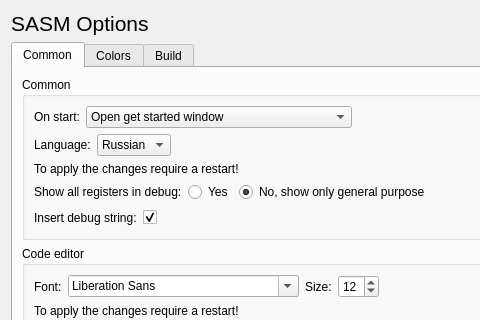
Dman95/SASM, file settings.ui: the form before one commit; both pictures show x 0 to 480 and y 0 to 320 of the 743 by 494 pixel window.
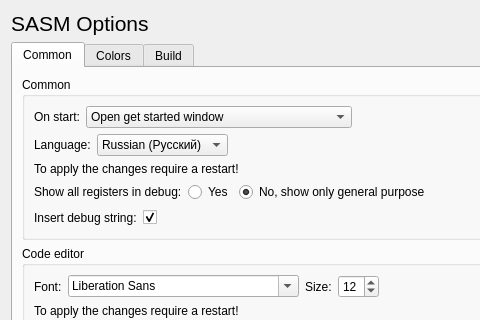
The form after the commit. The open tabs and pages were chosen to show the change.

The edit to the form file:
```diff
--- a/settings.ui
+++ b/settings.ui
@@ -135,7 +135,7 @@
              <widget class="QComboBox" name="language">
               <item>
                <property name="text">
-                <string>Russian</string>
+                <string>Russian (Русский)</string>
                </property>
               </item>
               <item>
```
Left out of the diff: 9 changed lines with no effect on the pictures.
